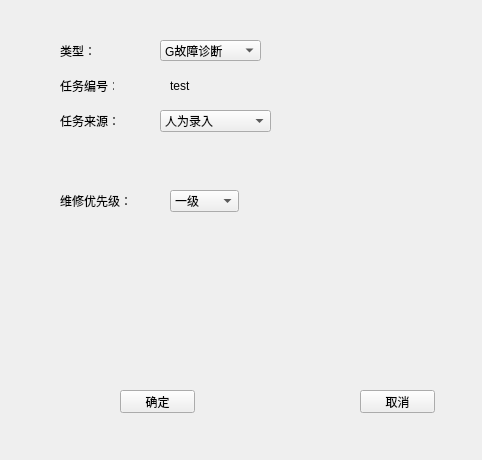
MarcoWLW/HealthManager, file addtask/addtask.ui: the form before one commit.
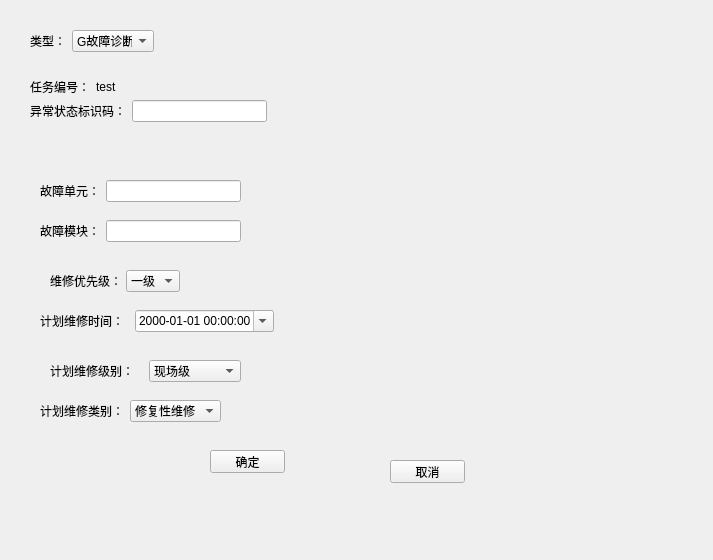
The form after the commit.

The edit to the form file:
```diff
--- a/addtask/addtask.ui
+++ b/addtask/addtask.ui
@@ -6,8 +6,8 @@
    <rect>
     <x>0</x>
     <y>0</y>
-    <width>482</width>
-    <height>460</height>
+    <width>713</width>
+    <height>560</height>
    </rect>
   </property>
   <property name="windowTitle">
@@ -16,8 +16,8 @@
   <widget class="QPushButton" name="pushButton_cancel">
    <property name="geometry">
     <rect>
-     <x>360</x>
-     <y>390</y>
+     <x>390</x>
+     <y>460</y>
      <width>75</width>
      <height>23</height>
     </rect>
@@ -29,8 +29,8 @@
   <widget class="QPushButton" name="pushButton_confirm">
    <property name="geometry">
     <rect>
-     <x>120</x>
-     <y>390</y>
+     <x>210</x>
+     <y>450</y>
      <width>75</width>
      <height>23</height>
     </rect>
@@ -39,140 +39,276 @@
     <string>确定</string>
    </property>
   </widget>
-  <widget class="QLabel" name="label">
+  <widget class="QWidget" name="">
    <property name="geometry">
     <rect>
-     <x>60</x>
-     <y>40</y>
-     <width>51</width>
-     <height>21</height>
+     <x>30</x>
+     <y>30</y>
+     <width>124</width>
+     <height>22</height>
     </rect>
    </property>
-   <property name="text">
-    <string>类型：</string>
+   <layout class="QHBoxLayout" name="horizontalLayout">
+    <item>
+     <widget class="QLabel" name="label">
+      <property name="text">
+       <string>类型：</string>
+      </property>
+     </widget>
+    </item>
+    <item>
+     <widget class="QComboBox" name="comboBox_type">
+      <item>
+       <property name="text">
+        <string>G故障诊断</string>
+       </property>
+      </item>
+      <item>
+       <property name="text">
+        <string>T性能退化</string>
+       </property>
+      </item>
+      <item>
+       <property name="text">
+        <string>W维护保养</string>
+       </property>
+      </item>
+     </widget>
+    </item>
+   </layout>
+  </widget>
+  <widget class="QWidget" name="">
+   <property name="geometry">
+    <rect>
+     <x>30</x>
+     <y>80</y>
+     <width>92</width>
+     <height>14</height>
+    </rect>
    </property>
+   <layout class="QHBoxLayout" name="horizontalLayout_2">
+    <item>
+     <widget class="QLabel" name="label_4">
+      <property name="text">
+       <string>任务编号：</string>
+      </property>
+     </widget>
+    </item>
+    <item>
+     <widget class="QLabel" name="label_5">
+      <property name="text">
+       <string>test</string>
+      </property>
+     </widget>
+    </item>
+   </layout>
   </widget>
-  <widget class="QComboBox" name="comboBox">
+  <widget class="QWidget" name="">
    <property name="geometry">
     <rect>
-     <x>160</x>
-     <y>40</y>
-     <width>101</width>
-     <height>21</height>
+     <x>30</x>
+     <y>100</y>
+     <width>237</width>
+     <height>22</height>
     </rect>
    </property>
-   <item>
-    <property name="text">
-     <string>G故障诊断</string>
-    </property>
-   </item>
-   <item>
-    <property name="text">
-     <string>T性能退化</string>
-    </property>
-   </item>
-   <item>
-    <property name="text">
-     <string>W维护保养</string>
-    </property>
-   </item>
+   <layout class="QHBoxLayout" name="horizontalLayout_3">
+    <item>
+     <widget class="QLabel" name="label_2">
+      <property name="text">
+       <string>异常状态标识码：</string>
+      </property>
+     </widget>
+    </item>
+    <item>
+     <widget class="QLineEdit" name="lineEdit_FDID"/>
+    </item>
+   </layout>
   </widget>
-  <widget class="QLabel" name="label_2">
+  <widget class="QWidget" name="">
    <property name="geometry">
     <rect>
-     <x>60</x>
-     <y>110</y>
-     <width>61</width>
-     <height>21</height>
+     <x>50</x>
+     <y>270</y>
+     <width>130</width>
+     <height>22</height>
     </rect>
    </property>
-   <property name="text">
-    <string>任务来源：</string>
-   </property>
+   <layout class="QHBoxLayout" name="horizontalLayout_4">
+    <item>
+     <widget class="QLabel" name="label_3">
+      <property name="text">
+       <string>维修优先级：</string>
+      </property>
+     </widget>
+    </item>
+    <item>
+     <widget class="QComboBox" name="comboBox_dcsPRI">
+      <item>
+       <property name="text">
+        <string>一级</string>
+       </property>
+      </item>
+      <item>
+       <property name="text">
+        <string>二级</string>
+       </property>
+      </item>
+      <item>
+       <property name="text">
+        <string>三级</string>
+       </property>
+      </item>
+     </widget>
+    </item>
+   </layout>
   </widget>
-  <widget class="QComboBox" name="comboBox_2">
+  <widget class="QWidget" name="">
    <property name="geometry">
     <rect>
-     <x>160</x>
-     <y>110</y>
-     <width>111</width>
+     <x>40</x>
+     <y>180</y>
+     <width>201</width>
      <height>22</height>
     </rect>
    </property>
-   <item>
-    <property name="text">
-     <string>人为录入</string>
-    </property>
-   </item>
-   <item>
-    <property name="text">
-     <string>自动生成</string>
-    </property>
-   </item>
+   <layout class="QHBoxLayout" name="horizontalLayout_5">
+    <item>
+     <widget class="QLabel" name="label_6">
+      <property name="text">
+       <string>故障单元：</string>
+      </property>
+     </widget>
+    </item>
+    <item>
+     <widget class="QLineEdit" name="lineEdit_FDUnit"/>
+    </item>
+   </layout>
   </widget>
-  <widget class="QLabel" name="label_3">
+  <widget class="QWidget" name="">
    <property name="geometry">
     <rect>
-     <x>60</x>
-     <y>190</y>
-     <width>71</width>
-     <height>21</height>
+     <x>40</x>
+     <y>220</y>
+     <width>201</width>
+     <height>22</height>
     </rect>
    </property>
-   <property name="text">
-    <string>维修优先级：</string>
-   </property>
+   <layout class="QHBoxLayout" name="horizontalLayout_6">
+    <item>
+     <widget class="QLabel" name="label_7">
+      <property name="text">
+       <string>故障模块：</string>
+      </property>
+     </widget>
+    </item>
+    <item>
+     <widget class="QLineEdit" name="lineEdit_FDMode"/>
+    </item>
+   </layout>
   </widget>
-  <widget class="QComboBox" name="comboBox_3">
+  <widget class="QWidget" name="">
    <property name="geometry">
     <rect>
-     <x>170</x>
-     <y>190</y>
-     <width>69</width>
+     <x>40</x>
+     <y>310</y>
+     <width>234</width>
      <height>22</height>
     </rect>
    </property>
-   <item>
-    <property name="text">
-     <string>一级</string>
-    </property>
-   </item>
-   <item>
-    <property name="text">
-     <string>二级</string>
-    </property>
-   </item>
-   <item>
-    <property name="text">
-     <string>三级</string>
-    </property>
-   </item>
+   <layout class="QHBoxLayout" name="horizontalLayout_7">
+    <item>
+     <widget class="QLabel" name="label_8">
+      <property name="text">
+       <string>计划维修时间：</string>
+      </property>
+     </widget>
+    </item>
+    <item>
+     <widget class="QDateTimeEdit" name="dateTimeEdit_dcsPlan">
+      <property name="showGroupSeparator" stdset="0">
+       <bool>false</bool>
+      </property>
+      <property name="displayFormat">
+       <string>yyyy-MM-dd HH:mm:ss</string>
+      </property>
+      <property name="calendarPopup">
+       <bool>true</bool>
+      </property>
+     </widget>
+    </item>
+   </layout>
   </widget>
-  <widget class="QLabel" name="label_4">
+  <widget class="QWidget" name="">
    <property name="geometry">
     <rect>
-     <x>60</x>
-     <y>80</y>
-     <width>54</width>
-     <height>12</height>
+     <x>50</x>
+     <y>360</y>
+     <width>191</width>
+     <height>22</height>
     </rect>
    </property>
-   <property name="text">
-    <string>任务编号：</string>
-   </property>
+   <layout class="QHBoxLayout" name="horizontalLayout_8">
+    <item>
+     <widget class="QLabel" name="label_9">
+      <property name="text">
+       <string>计划维修级别：</string>
+      </property>
+     </widget>
+    </item>
+    <item>
+     <widget class="QComboBox" name="comboBox_dcsLevel">
+      <item>
+       <property name="text">
+        <string>现场级</string>
+       </property>
+      </item>
+      <item>
+       <property name="text">
+        <string>后送级</string>
+       </property>
+      </item>
+     </widget>
+    </item>
+   </layout>
   </widget>
-  <widget class="QLabel" name="label_5">
+  <widget class="QWidget" name="">
    <property name="geometry">
     <rect>
-     <x>170</x>
-     <y>80</y>
-     <width>54</width>
-     <height>12</height>
+     <x>40</x>
+     <y>400</y>
+     <width>181</width>
+     <height>22</height>
     </rect>
    </property>
-   <property name="text">
-    <string>test</string>
-   </property>
+   <layout class="QHBoxLayout" name="horizontalLayout_9">
+    <item>
+     <widget class="QLabel" name="label_10">
+      <property name="text">
+       <string>计划维修类别：</string>
+      </property>
+     </widget>
+    </item>
+    <item>
+     <widget class="QComboBox" name="comboBox">
+      <item>
+       <property name="text">
+        <string>修复性维修</string>
+       </property>
+      </item>
+      <item>
+       <property name="text">
+        <string>维护保养</string>
+       </property>
+      </item>
+      <item>
+       <property name="text">
+        <string>预防性维修</string>
+       </property>
+      </item>
+     </widget>
+    </item>
+   </layout>
   </widget>
  </widget>
  <resources/>
```
Left out of the diff: 21 changed lines with no effect on the pictures.
